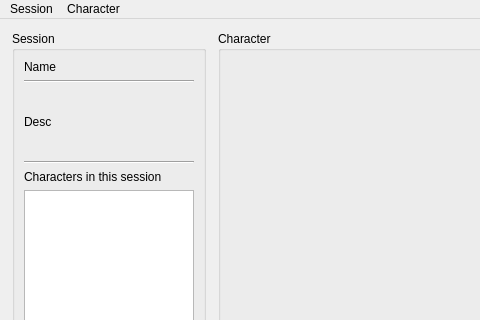
Old version of the form mainwindow.ui in the repository Maciexpol/DeadLandsNPCGenerator; both pictures show x 0 to 480 and y 0 to 320 of the 1224 by 651 pixel window.
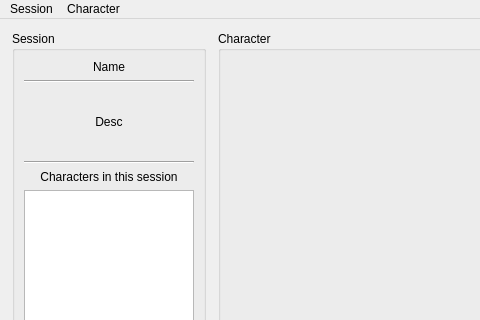
New version of the form.

Patch:
```diff
--- a/mainwindow.ui
+++ b/mainwindow.ui
@@ -58,6 +58,9 @@
            <property name="text">
             <string>Name</string>
            </property>
+           <property name="alignment">
+            <set>Qt::AlignCenter</set>
+           </property>
           </widget>
          </item>
          <item>
@@ -90,6 +93,9 @@
            <property name="text">
             <string>Desc</string>
            </property>
+           <property name="alignment">
+            <set>Qt::AlignCenter</set>
+           </property>
            <property name="wordWrap">
             <bool>true</bool>
            </property>
@@ -107,6 +113,9 @@
            <property name="text">
             <string>Characters in this session</string>
            </property>
+           <property name="alignment">
+            <set>Qt::AlignCenter</set>
+           </property>
           </widget>
          </item>
          <item>
```
